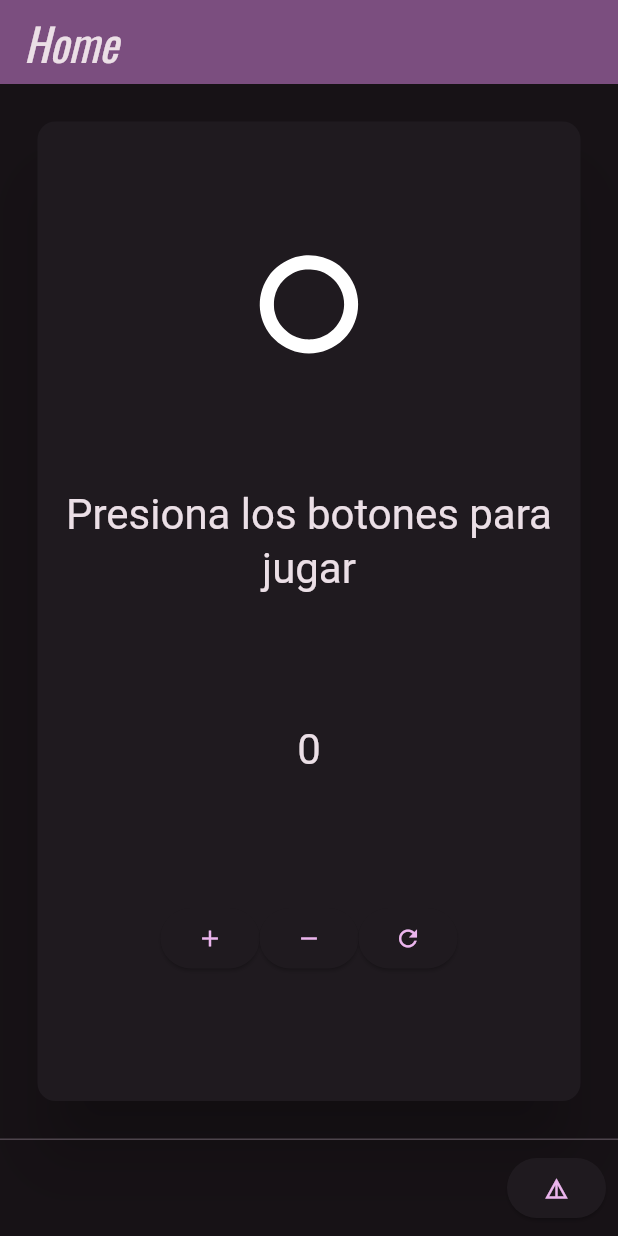
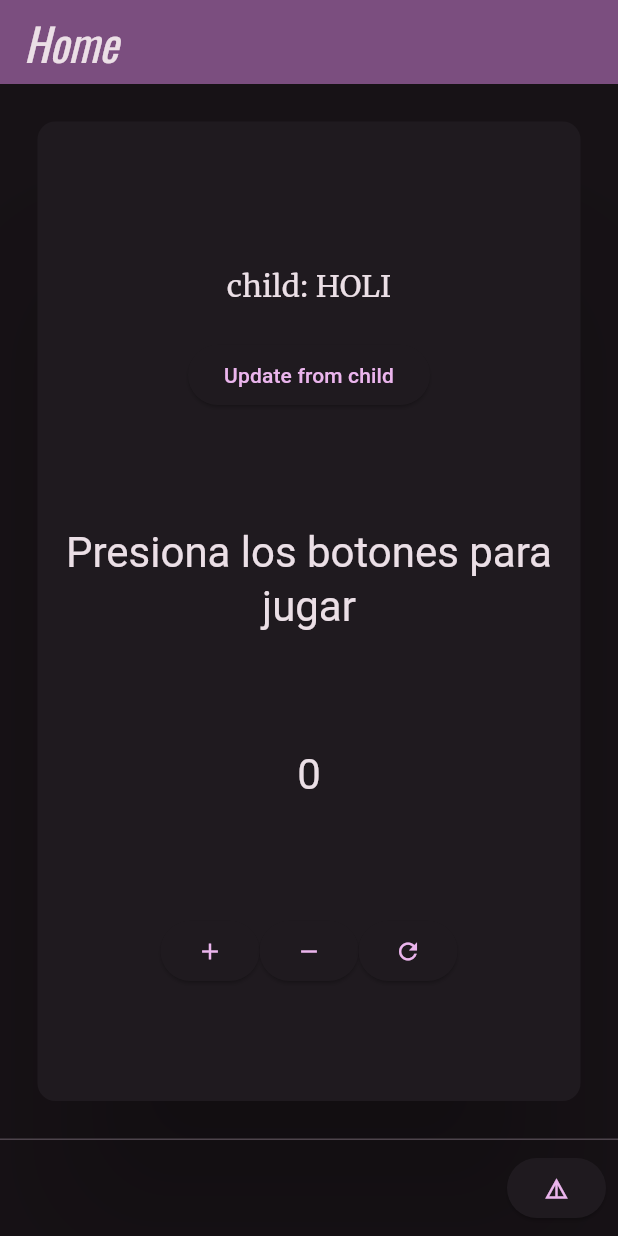
Before and after one commit to ColoroGit/3479A321_2022479001, a Flutter app: the screen it shows after launch, on a phone screen of 412 x 824 dp. Run offline on Flutter 3.47's test engine with Material 3 defaults, Android fonts, the phone set to English and light mode, and no system bars; our stand-ins replace flutter_svg, google_fonts, logger.

Commit message:
Lab 4 finished

```diff
--- /dev/null
+++ b/lab_1/lib/pages/child.dart
@@ -0,0 +1,86 @@
+import 'package:flutter/material.dart';
+import 'package:logger/logger.dart';
+
+class Child extends StatefulWidget {
+  const Child({
+    super.key,
+    required this.text,
+  });
+
+  final String text;
+  @override
+  State<Child> createState() {
+    var logger = Logger();
+    logger.i('create child state');
+    return _ChildState();
+  }
+}
+
+class _ChildState extends State<Child> {
+  Logger logger = Logger();
+
+  @override
+  void initState() {
+    super.initState();
+    logger.i('child initState, mounted: $mounted');
+  }
+
+  @override
+  void didChangeDependencies() {
+    super.didChangeDependencies();
+    logger.i('child didChangeDependencies, mounted: $mounted');
+  }
+
+  @override
+  void setState(VoidCallback fn) {
+    logger.i('child setState');
+    super.setState(fn);
+  }
+
+  @override
+  Widget build(BuildContext context) {
+    logger.i('child build method');
+    return Column(
+      children: <Widget>[
+        // text data displayed
+        Padding(
+          padding: const EdgeInsets.all(20),
+          child: Text(
+            'child: ${widget.text}',
+            style: const TextStyle(fontSize: 20),
+          ),
+        ),
+        // Update button
+        ElevatedButton(
+            onPressed: () {
+              setState(() {});
+            },
+            child: const Text('Update from child')),
+      ],
+    );
+  }
+
+  @override
+  void didUpdateWidget(covariant Child oldWidget) {
+    super.didUpdateWidget(oldWidget);
+    logger.i('child didUpdateWidget, mounted: $mounted');
+  }
+
+  @override
+  void deactivate() {
+    super.deactivate();
+    logger.i('child deactivate, mounted: $mounted');
+  }
+
+  @override
+  void dispose() {
+    super.dispose();
+    logger.i('child dispose, mounted: $mounted');
+  }
+
+  @override
+  void reassemble() {
+    super.reassemble();
+    logger.i('child reassemble, mounted: $mounted');
+  }
+}
--- a/lab_1/lib/pages/my_home_page.dart
+++ b/lab_1/lib/pages/my_home_page.dart
@@ -1,5 +1,6 @@
 import 'package:flutter/material.dart';
-import 'package:flutter_svg/flutter_svg.dart';
+// import 'package:flutter_svg/flutter_svg.dart';
+import 'package:lab_1/pages/child.dart';
 import 'package:logger/logger.dart';
 import 'details.dart';
 
@@ -9,12 +10,19 @@ class MyHomePage extends StatefulWidget {
   final String title;
 
   @override
-  State<MyHomePage> createState() => _MyHomePageState();
+  State<MyHomePage> createState() {
+    var logger = Logger();
+    logger.d("create state");
+    return _MyHomePageState();
+  }
 }
 
 class _MyHomePageState extends State<MyHomePage> {
+  var logger = Logger();
+
   int _counter = 0;
   String _message = 'Presiona los botones para jugar';
+  // ignore: unused_field
   String _displayedIcon = 'assets/icons/o_icon.svg';
 
   String oIcon = 'assets/icons/o_icon.svg';
@@ -83,16 +91,61 @@ class _MyHomePageState extends State<MyHomePage> {
     return ElevatedButton(onPressed: () => action!(), child: icon);
   }
 
+  _MyHomePageState() {
+    logger.d("constructor, mounted: $mounted");
+  }
+
+  @override
+  void initState() {
+    super.initState();
+    logger.d('initState, mounted: $mounted');
+  }
+
+  @override
+  void didChangeDependencies() {
+    super.didChangeDependencies();
+    logger.d('didChangeDependencies, mounted: $mounted');
+  }
+
+  @override
+  void setState(VoidCallback fn) {
+    logger.d('setState');
+    super.setState(fn);
+  }
+
+  @override
+  void didUpdateWidget(covariant MyHomePage oldWidget) {
+    super.didUpdateWidget(oldWidget);
+    logger.d('didUpdateWidget, mounted: $mounted');
+  }
+
+  @override
+  void deactivate() {
+    super.deactivate();
+    logger.d('deactivate, mounted: $mounted');
+  }
+
+  @override
+  void dispose() {
+    super.dispose();
+    logger.d('dispose, mounted: $mounted');
+  }
+
+  @override
+  void reassemble() {
+    super.reassemble();
+    logger.d('reassemble, mounted: $mounted');
+  }
+
   @override
   Widget build(BuildContext context) {
-    var logger = Logger();
-    logger.d("Logger is working in My Home Page!");
+    logger.d("build method, mounted: $mounted");
 
     return Scaffold(
       persistentFooterButtons: [
         ElevatedButton(
             onPressed: () {
-              Navigator.push(context,
+              Navigator.pushReplacement(context,
                   MaterialPageRoute(builder: (context) => const Details()));
             },
             child: const Icon(Icons.details))
@@ -103,17 +156,12 @@ class _MyHomePageState extends State<MyHomePage> {
       ),
       body: Center(
         child: Card(
-          elevation: 20,
+          elevation: 50,
           margin: const EdgeInsets.all(25),
           child: Column(
             mainAxisAlignment: MainAxisAlignment.spaceEvenly,
             children: <Widget>[
-              SvgPicture.asset(
-                _displayedIcon,
-                height: 75,
-                colorFilter:
-                    const ColorFilter.mode(Colors.white, BlendMode.srcIn),
-              ),
+              Child(text: "HOLI"),
               Text(
                 _message,
                 style: Theme.of(context).textTheme.headlineMedium,
```
